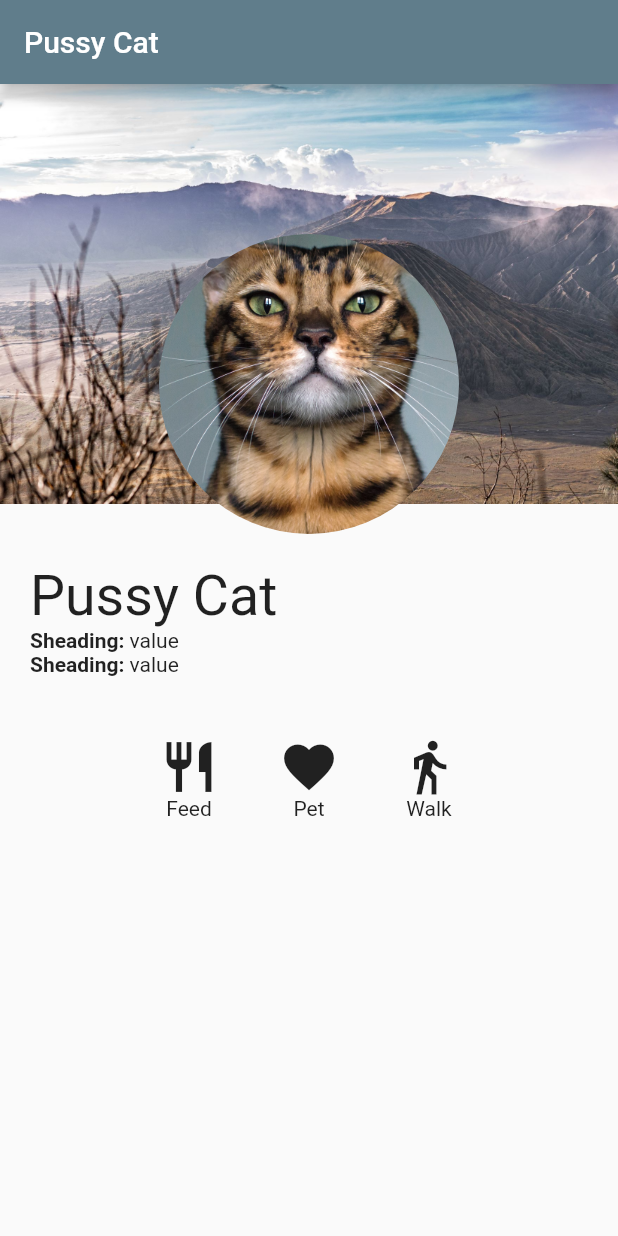
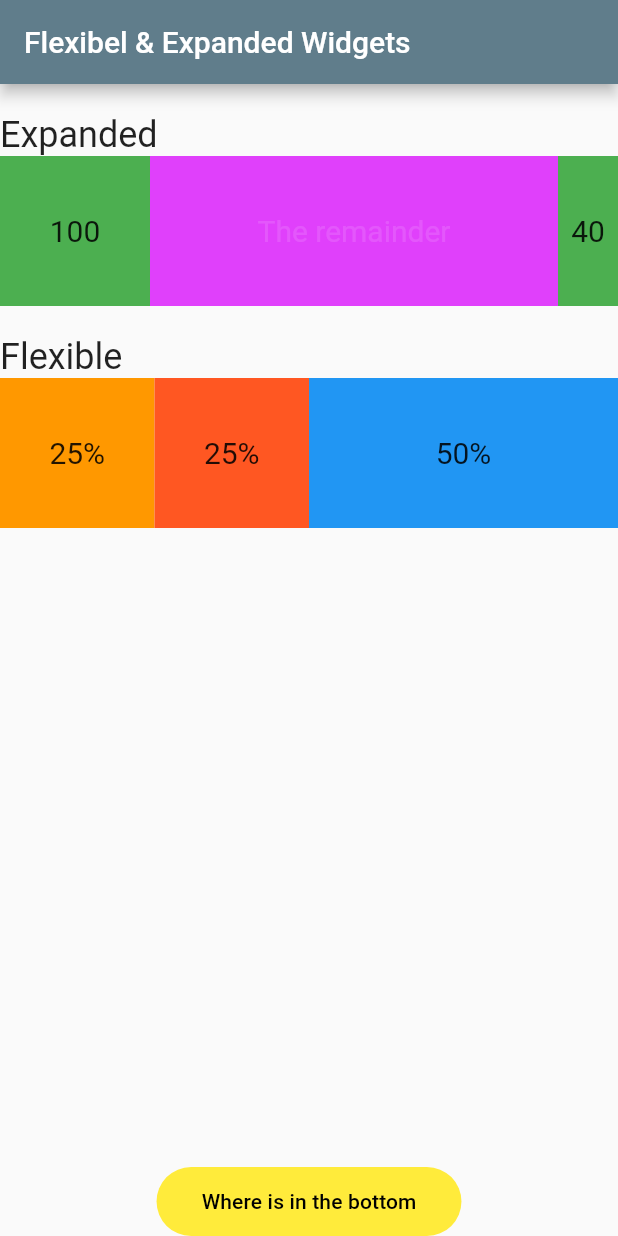
Before and after one commit to aisivan36/ultimate_pro, a Flutter app: the screen it shows after launch, on a phone screen of 412 x 824 dp. Run offline on Flutter 3.47's test engine with Material 2 defaults, Android fonts, the phone set to English and light mode, and no system bars.

Commit message:
Teribly fixes

```diff
--- /dev/null
+++ b/imaging/lib/FlexHome/flex_screen.dart
@@ -0,0 +1,137 @@
+import 'package:flutter/material.dart';
+import 'package:imaging/FlexHome/labeled_container.dart';
+
+class FlexScreen extends StatelessWidget {
+  const FlexScreen({Key? key}) : super(key: key);
+
+  @override
+  Widget build(BuildContext context) {
+    return SafeArea(
+      child: Scaffold(
+        appBar: AppBar(
+          title: Text('Flexibel & Expanded Widgets'),
+        ),
+        body: Column(
+          crossAxisAlignment: CrossAxisAlignment.start,
+          children: [
+            ..._header(context, 'Expanded'),
+            _buildExpanded(context),
+            ..._header(context, 'Flexible'),
+            _buildFlexible(context),
+            Expanded(
+              child: Container(),
+            ),
+            _buildFooter(context),
+
+            /// This is how the [Spread] operator works. For Instance.
+            // for (Widget thewidget in _theWidgetBody()) thewidget,
+            // ..._theWidgetBody(),
+          ],
+        ),
+      ),
+    );
+  }
+
+  /// Nothing just for Showing how the Spread operator work
+  // List<Widget> _theWidgetBody() {
+  //   return [
+  //     SizedBox(
+  //       height: 20.0,
+  //     ),
+  //     Text(
+  //       'text',
+  //     )
+  //   ];
+  // }
+
+  Iterable<Widget> _header(BuildContext context, String text) {
+    return [
+      SizedBox(
+        height: 20.0,
+      ),
+      Text(
+        text,
+        style: Theme.of(context).textTheme.headline5,
+      )
+    ];
+  }
+}
+
+Widget _buildExpanded(BuildContext context) {
+  return SizedBox(
+    height: 100,
+    child: Row(
+      children: [
+        LabeledContainer(
+          text: '100',
+          color: Colors.green,
+          width: 100,
+        ),
+        Expanded(
+          child: LabeledContainer(
+            text: 'The remainder',
+            color: Colors.purpleAccent,
+            textColor: Colors.white12,
+          ),
+        ),
+        LabeledContainer(
+          text: '40',
+          color: Colors.green,
+          width: 40,
+        )
+      ],
+    ),
+  );
+}
+
+Widget _buildFlexible(BuildContext context) {
+  return SizedBox(
+    height: 100,
+    child: Row(
+      children: [
+        Flexible(
+          flex: 1,
+          child: LabeledContainer(
+            text: '25%',
+            color: Colors.orange,
+          ),
+        ),
+        Flexible(
+          child: LabeledContainer(
+            text: '25%',
+            color: Colors.deepOrange,
+          ),
+          flex: 1,
+        ),
+        Flexible(
+          flex: 2,
+          child: LabeledContainer(
+            color: Colors.blue,
+            text: '50%',
+          ),
+        ),
+      ],
+    ),
+  );
+}
+
+Widget _buildFooter(BuildContext context) {
+  return Center(
+    child: Container(
+      decoration: BoxDecoration(
+        color: Colors.yellow,
+        borderRadius: BorderRadius.circular(40),
+      ),
+      child: Padding(
+        padding: const EdgeInsets.symmetric(
+          vertical: 15.0,
+          horizontal: 30,
+        ),
+        child: Text(
+          'Where is in the bottom',
+          style: Theme.of(context).textTheme.subtitle2,
+        ),
+      ),
+    ),
+  );
+}
--- /dev/null
+++ b/imaging/lib/FlexHome/labeled_container.dart
@@ -0,0 +1,36 @@
+import 'package:flutter/material.dart';
+
+class LabeledContainer extends StatelessWidget {
+  final double? width;
+  final double? height;
+  final Color? color;
+  final String text;
+  final Color? textColor;
+
+  const LabeledContainer(
+      {Key? key,
+      this.width,
+      this.height,
+      this.color,
+      required this.text,
+      this.textColor})
+      : super(key: key);
+
+  @override
+  Widget build(BuildContext context) {
+    return Container(
+      width: width,
+      height: height,
+      color: color,
+      child: Center(
+        child: Text(
+          text,
+          style: TextStyle(
+            color: textColor,
+            fontSize: 20,
+          ),
+        ),
+      ),
+    );
+  }
+}
--- a/imaging/lib/main.dart
+++ b/imaging/lib/main.dart
@@ -1,5 +1,6 @@
 import 'package:flutter/material.dart';
-import 'package:imaging/user_local_screen.dart';
+import 'package:imaging/FlexHome/flex_screen.dart';
+// import 'package:imaging/user_local_screen.dart';
 
 void main() {
   runApp(MyApp());
@@ -23,7 +24,7 @@ class MyApp extends StatelessWidget {
         // is not restarted.
         primarySwatch: Colors.blueGrey,
       ),
-      home: UserLocalScreen(),
+      home: FlexScreen(),
     );
   }
 }
```
Also changed, not shown: 1 other file.
